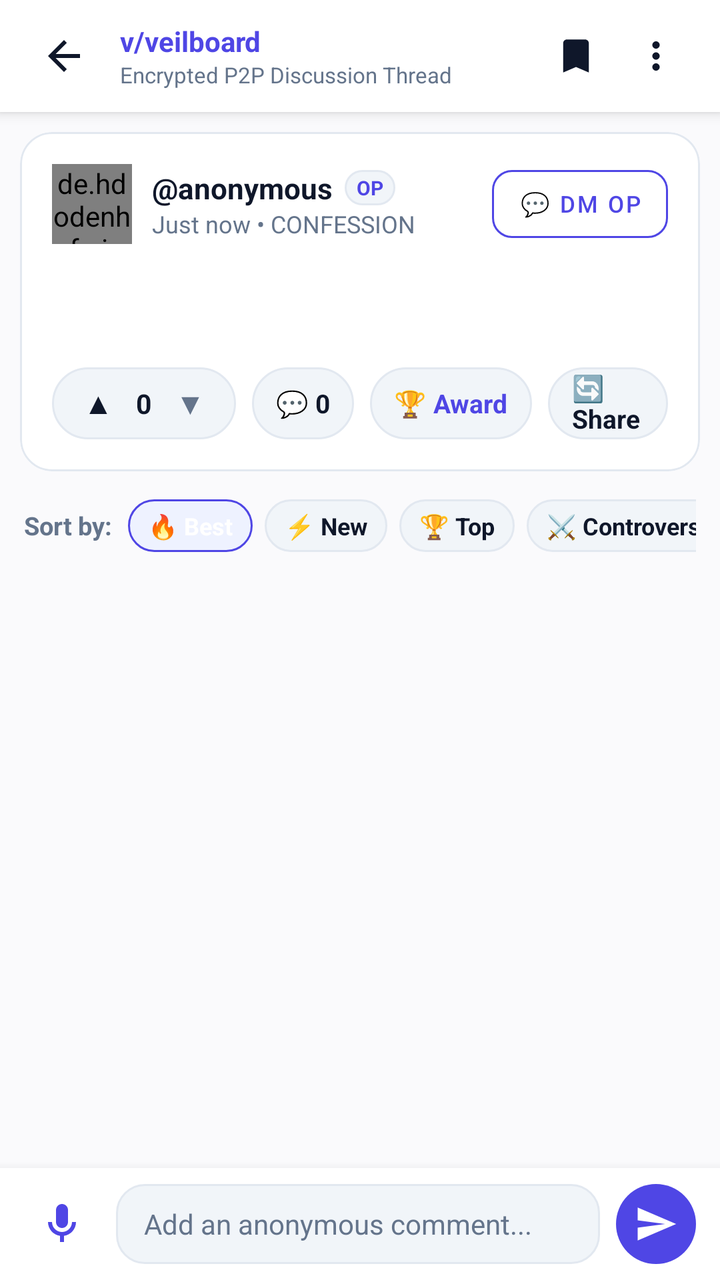
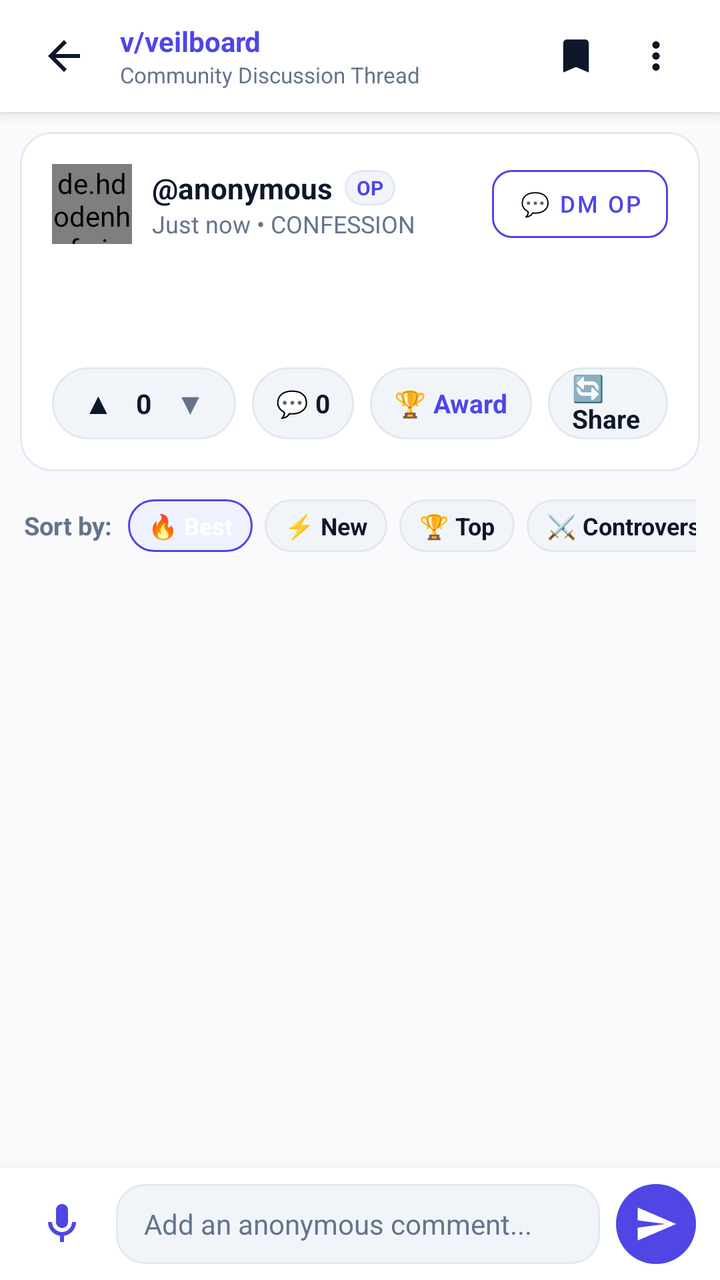

An Android layout rendered at two revisions. The XML below is the earlier revision; the diff shows what the commit changed to produce the second picture.
<!-- AndroidManifest.xml: application theme Theme.VEIL -->
<!-- res/layout/activity_post_detail.xml -->
<?xml version="1.0" encoding="utf-8"?>
<LinearLayout xmlns:android="http://schemas.android.com/apk/res/android"
    xmlns:app="http://schemas.android.com/apk/res-auto"
    android:id="@+id/rootPostDetail"
    android:layout_width="match_parent"
    android:layout_height="match_parent"
    android:background="@color/colorBackground"
    android:orientation="vertical">

    
    <LinearLayout
        android:layout_width="match_parent"
        android:layout_height="56dp"
        android:background="@color/colorSurface"
        android:elevation="4dp"
        android:gravity="center_vertical"
        android:orientation="horizontal"
        android:paddingHorizontal="12dp">

        <ImageView
            android:id="@+id/btnBackPostDetail"
            android:layout_width="40dp"
            android:layout_height="40dp"
            android:background="?attr/selectableItemBackgroundBorderless"
            android:contentDescription="Back"
            android:padding="8dp"
            android:src="@drawable/ic_arrow_back"
            app:tint="@color/colorTextPrimary" />

        <LinearLayout
            android:layout_width="0dp"
            android:layout_height="wrap_content"
            android:layout_marginStart="8dp"
            android:layout_weight="1"
            android:orientation="vertical">

            <TextView
                android:id="@+id/tvSubveilHeader"
                android:layout_width="wrap_content"
                android:layout_height="wrap_content"
                android:text="v/veilboard"
                android:textColor="@color/colorPrimary"
                android:textSize="14sp"
                android:textStyle="bold" />

            <TextView
                android:id="@+id/tvThreadSubHeader"
                android:layout_width="wrap_content"
                android:layout_height="wrap_content"
                android:text="Encrypted P2P Discussion Thread"
                android:textColor="@color/colorTextSecondary"
                android:textSize="11sp" />
        </LinearLayout>

        <ImageView
            android:id="@+id/btnBookmarkPost"
            android:layout_width="40dp"
            android:layout_height="40dp"
            android:background="?attr/selectableItemBackgroundBorderless"
            android:contentDescription="Bookmark"
            android:padding="9dp"
            android:src="@drawable/ic_saved"
            app:tint="@color/colorTextPrimary" />

        <ImageView
            android:id="@+id/btnMorePostDetail"
            android:layout_width="40dp"
            android:layout_height="40dp"
            android:background="?attr/selectableItemBackgroundBorderless"
            android:contentDescription="More"
            android:padding="9dp"
            android:src="@drawable/ic_more_vert"
            app:tint="@color/colorTextPrimary" />
    </LinearLayout>

    
    <androidx.core.widget.NestedScrollView
        android:id="@+id/scrollPostDetail"
        android:layout_width="match_parent"
        android:layout_height="0dp"
        android:layout_weight="1"
        android:fillViewport="true">

        <LinearLayout
            android:layout_width="match_parent"
            android:layout_height="wrap_content"
            android:orientation="vertical"
            android:paddingBottom="24dp">

            
            <com.google.android.material.card.MaterialCardView
                android:id="@+id/cardPostHero"
                android:layout_width="match_parent"
                android:layout_height="wrap_content"
                android:layout_marginHorizontal="10dp"
                android:layout_marginTop="10dp"
                app:cardBackgroundColor="@color/colorSurface"
                app:cardCornerRadius="16dp"
                app:cardElevation="0dp"
                app:strokeColor="@color/colorOutline"
                app:strokeWidth="1dp">

                <LinearLayout
                    android:layout_width="match_parent"
                    android:layout_height="wrap_content"
                    android:orientation="vertical"
                    android:padding="16dp">

                    
                    <LinearLayout
                        android:id="@+id/layoutAuthorHeader"
                        android:layout_width="match_parent"
                        android:layout_height="wrap_content"
                        android:gravity="center_vertical"
                        android:orientation="horizontal">

                        <de.hdodenhof.circleimageview.CircleImageView
                            android:id="@+id/ivPostDetailAvatar"
                            android:layout_width="40dp"
                            android:layout_height="40dp"
                            android:src="@drawable/ic_profile_placeholder" />

                        <LinearLayout
                            android:layout_width="0dp"
                            android:layout_height="wrap_content"
                            android:layout_marginStart="10dp"
                            android:layout_weight="1"
                            android:orientation="vertical">

                            <LinearLayout
                                android:layout_width="wrap_content"
                                android:layout_height="wrap_content"
                                android:gravity="center_vertical"
                                android:orientation="horizontal">

                                <TextView
                                    android:id="@+id/tvPostDetailAuthor"
                                    android:layout_width="wrap_content"
                                    android:layout_height="wrap_content"
                                    android:text="@anonymous"
                                    android:textColor="@color/colorTextPrimary"
                                    android:textSize="14.5sp"
                                    android:textStyle="bold" />

                                <TextView
                                    android:id="@+id/tvOpBadge"
                                    android:layout_width="wrap_content"
                                    android:layout_height="wrap_content"
                                    android:layout_marginStart="6dp"
                                    android:background="@drawable/bg_filter_chip"
                                    android:paddingHorizontal="6dp"
                                    android:paddingVertical="2dp"
                                    android:text="OP"
                                    android:textColor="@color/colorPrimary"
                                    android:textSize="10sp"
                                    android:textStyle="bold" />
                            </LinearLayout>

                            <TextView
                                android:id="@+id/tvPostDetailMeta"
                                android:layout_width="wrap_content"
                                android:layout_height="wrap_content"
                                android:text="Just now • CONFESSION"
                                android:textColor="@color/colorTextSecondary"
                                android:textSize="12sp" />
                        </LinearLayout>

                        <com.google.android.material.button.MaterialButton
                            android:id="@+id/btnDmAuthor"
                            style="@style/Widget.MaterialComponents.Button.OutlinedButton"
                            android:layout_width="wrap_content"
                            android:layout_height="34dp"
                            android:insetTop="0dp"
                            android:insetBottom="0dp"
                            android:paddingHorizontal="10dp"
                            android:text="💬 DM OP"
                            android:textAllCaps="false"
                            android:textColor="@color/colorPrimary"
                            android:textSize="11.5sp"
                            app:cornerRadius="10dp"
                            app:strokeColor="@color/colorPrimary" />
                    </LinearLayout>

                    
                    <TextView
                        android:id="@+id/tvPostDetailContent"
                        android:layout_width="match_parent"
                        android:layout_height="wrap_content"
                        android:layout_marginTop="14dp"
                        android:lineSpacingExtra="4dp"
                        android:textColor="@color/colorTextPrimary"
                        android:textSize="16sp" />

                    
                    <LinearLayout
                        android:id="@+id/layoutPostDetailAttachments"
                        android:layout_width="match_parent"
                        android:layout_height="wrap_content"
                        android:layout_marginTop="12dp"
                        android:orientation="vertical" />

                    
                    <LinearLayout
                        android:id="@+id/layoutAwardsStrip"
                        android:layout_width="match_parent"
                        android:layout_height="wrap_content"
                        android:layout_marginTop="8dp"
                        android:gravity="center_vertical"
                        android:orientation="horizontal"
                        android:visibility="gone" />

                    
                    <LinearLayout
                        android:layout_width="match_parent"
                        android:layout_height="wrap_content"
                        android:layout_marginTop="14dp"
                        android:gravity="center_vertical"
                        android:orientation="horizontal">

                        
                        <LinearLayout
                            android:layout_width="wrap_content"
                            android:layout_height="36dp"
                            android:background="@drawable/bg_filter_chip"
                            android:gravity="center_vertical"
                            android:orientation="horizontal"
                            android:paddingHorizontal="10dp">

                            <TextView
                                android:id="@+id/btnUpvotePost"
                                android:layout_width="wrap_content"
                                android:layout_height="match_parent"
                                android:gravity="center"
                                android:paddingHorizontal="6dp"
                                android:text="▲"
                                android:textColor="@color/colorTextPrimary"
                                android:textSize="14sp"
                                android:textStyle="bold" />

                            <TextView
                                android:id="@+id/tvVoteScore"
                                android:layout_width="wrap_content"
                                android:layout_height="wrap_content"
                                android:paddingHorizontal="6dp"
                                android:text="0"
                                android:textColor="@color/colorTextPrimary"
                                android:textSize="13.5sp"
                                android:textStyle="bold" />

                            <TextView
                                android:id="@+id/btnDownvotePost"
                                android:layout_width="wrap_content"
                                android:layout_height="match_parent"
                                android:gravity="center"
                                android:paddingHorizontal="6dp"
                                android:text="▼"
                                android:textColor="@color/colorTextSecondary"
                                android:textSize="14sp"
                                android:textStyle="bold" />
                        </LinearLayout>

                        
                        <LinearLayout
                            android:id="@+id/pillCommentsCount"
                            android:layout_width="wrap_content"
                            android:layout_height="36dp"
                            android:layout_marginStart="8dp"
                            android:background="@drawable/bg_filter_chip"
                            android:gravity="center_vertical"
                            android:orientation="horizontal"
                            android:paddingHorizontal="12dp">

                            <TextView
                                android:id="@+id/tvCommentsPillText"
                                android:layout_width="wrap_content"
                                android:layout_height="wrap_content"
                                android:text="💬 0"
                                android:textColor="@color/colorTextPrimary"
                                android:textSize="13sp"
                                android:textStyle="bold" />
                        </LinearLayout>

                        
                        <LinearLayout
                            android:id="@+id/btnAwardPost"
                            android:layout_width="wrap_content"
                            android:layout_height="36dp"
                            android:layout_marginStart="8dp"
                            android:background="@drawable/bg_filter_chip"
                            android:gravity="center_vertical"
                            android:orientation="horizontal"
                            android:paddingHorizontal="12dp">

                            <TextView
                                android:layout_width="wrap_content"
                                android:layout_height="wrap_content"
                                android:text="🏆 Award"
                                android:textColor="@color/colorPrimary"
                                android:textSize="13sp"
                                android:textStyle="bold" />
                        </LinearLayout>

                        
                        <LinearLayout
                            android:id="@+id/btnSharePostDetail"
                            android:layout_width="wrap_content"
                            android:layout_height="36dp"
                            android:layout_marginStart="8dp"
                            android:background="@drawable/bg_filter_chip"
                            android:gravity="center_vertical"
                            android:orientation="horizontal"
                            android:paddingHorizontal="12dp">

                            <TextView
                                android:layout_width="wrap_content"
                                android:layout_height="wrap_content"
                                android:text="🔄 Share"
                                android:textColor="@color/colorTextPrimary"
                                android:textSize="13sp"
                                android:textStyle="bold" />
                        </LinearLayout>
                    </LinearLayout>
                </LinearLayout>
            </com.google.android.material.card.MaterialCardView>

            
            <LinearLayout
                android:layout_width="match_parent"
                android:layout_height="wrap_content"
                android:layout_marginHorizontal="12dp"
                android:layout_marginTop="14dp"
                android:layout_marginBottom="6dp"
                android:gravity="center_vertical"
                android:orientation="horizontal">

                <TextView
                    android:layout_width="wrap_content"
                    android:layout_height="wrap_content"
                    android:text="Sort by:"
                    android:textColor="@color/colorTextSecondary"
                    android:textSize="12.5sp"
                    android:textStyle="bold" />

                <HorizontalScrollView
                    android:layout_width="0dp"
                    android:layout_height="wrap_content"
                    android:layout_marginStart="8dp"
                    android:layout_weight="1"
                    android:scrollbars="none">

                    <LinearLayout
                        android:id="@+id/layoutCommentSortChips"
                        android:layout_width="wrap_content"
                        android:layout_height="wrap_content"
                        android:orientation="horizontal">

                        <TextView
                            android:id="@+id/chipSortBest"
                            android:layout_width="wrap_content"
                            android:layout_height="wrap_content"
                            android:layout_marginEnd="6dp"
                            android:background="@drawable/bg_filter_chip_selected"
                            android:paddingHorizontal="10dp"
                            android:paddingVertical="5dp"
                            android:text="🔥 Best"
                            android:textColor="@android:color/white"
                            android:textSize="12sp"
                            android:textStyle="bold" />

                        <TextView
                            android:id="@+id/chipSortNew"
                            android:layout_width="wrap_content"
                            android:layout_height="wrap_content"
                            android:layout_marginEnd="6dp"
                            android:background="@drawable/bg_filter_chip"
                            android:paddingHorizontal="10dp"
                            android:paddingVertical="5dp"
                            android:text="⚡ New"
                            android:textColor="@color/colorTextPrimary"
                            android:textSize="12sp"
                            android:textStyle="bold" />

                        <TextView
                            android:id="@+id/chipSortTop"
                            android:layout_width="wrap_content"
                            android:layout_height="wrap_content"
                            android:layout_marginEnd="6dp"
                            android:background="@drawable/bg_filter_chip"
                            android:paddingHorizontal="10dp"
                            android:paddingVertical="5dp"
                            android:text="🏆 Top"
                            android:textColor="@color/colorTextPrimary"
                            android:textSize="12sp"
                            android:textStyle="bold" />

                        <TextView
                            android:id="@+id/chipSortControversial"
                            android:layout_width="wrap_content"
                            android:layout_height="wrap_content"
                            android:background="@drawable/bg_filter_chip"
                            android:paddingHorizontal="10dp"
                            android:paddingVertical="5dp"
                            android:text="⚔️ Controversial"
                            android:textColor="@color/colorTextPrimary"
                            android:textSize="12sp"
                            android:textStyle="bold" />
                    </LinearLayout>
                </HorizontalScrollView>
            </LinearLayout>

            
            <LinearLayout
                android:id="@+id/layoutThreadedCommentsContainer"
                android:layout_width="match_parent"
                android:layout_height="wrap_content"
                android:layout_marginHorizontal="10dp"
                android:orientation="vertical" />

            <TextView
                android:id="@+id/tvEmptyThreadState"
                android:layout_width="match_parent"
                android:layout_height="wrap_content"
                android:gravity="center"
                android:padding="32dp"
                android:text="No comments yet. Start the anonymous discussion below!"
                android:textColor="@color/colorTextSecondary"
                android:textSize="14sp"
                android:visibility="gone" />
        </LinearLayout>
    </androidx.core.widget.NestedScrollView>

    
    <LinearLayout
        android:id="@+id/layoutReplyingBanner"
        android:layout_width="match_parent"
        android:layout_height="wrap_content"
        android:background="@color/colorSurfaceVariant"
        android:gravity="center_vertical"
        android:orientation="horizontal"
        android:paddingHorizontal="14dp"
        android:paddingVertical="6dp"
        android:visibility="gone">

        <TextView
            android:id="@+id/tvReplyingToLabel"
            android:layout_width="0dp"
            android:layout_height="wrap_content"
            android:layout_weight="1"
            android:text="Replying to @anonymous"
            android:textColor="@color/colorPrimary"
            android:textSize="12sp"
            android:textStyle="bold" />

        <TextView
            android:id="@+id/btnCancelReplyTarget"
            android:layout_width="wrap_content"
            android:layout_height="wrap_content"
            android:padding="4dp"
            android:text="✕ Cancel"
            android:textColor="@color/colorTextSecondary"
            android:textSize="12sp"
            android:textStyle="bold" />
    </LinearLayout>

    
    <LinearLayout
        android:layout_width="match_parent"
        android:layout_height="wrap_content"
        android:background="@color/colorSurface"
        android:elevation="8dp"
        android:gravity="center_vertical"
        android:orientation="horizontal"
        android:paddingHorizontal="12dp"
        android:paddingVertical="8dp">

        <ImageView
            android:id="@+id/btnVoiceComment"
            android:layout_width="38dp"
            android:layout_height="38dp"
            android:background="?attr/selectableItemBackgroundBorderless"
            android:contentDescription="Voice Reply"
            android:padding="7dp"
            android:src="@drawable/ic_mic"
            app:tint="@color/colorPrimary" />

        <EditText
            android:id="@+id/etThreadCommentInput"
            android:layout_width="0dp"
            android:layout_height="wrap_content"
            android:layout_marginHorizontal="8dp"
            android:layout_weight="1"
            android:background="@drawable/bg_search_input"
            android:hint="Add an anonymous comment..."
            android:inputType="textCapSentences|textMultiLine"
            android:maxLines="4"
            android:minHeight="40dp"
            android:paddingHorizontal="14dp"
            android:paddingVertical="8dp"
            android:textColor="@color/colorTextPrimary"
            android:textColorHint="@color/colorTextSecondary"
            android:textSize="14sp" />

        <ImageView
            android:id="@+id/btnSendThreadComment"
            android:layout_width="40dp"
            android:layout_height="40dp"
            android:background="@drawable/bg_circle_icon"
            android:backgroundTint="@color/colorPrimary"
            android:contentDescription="Send Comment"
            android:padding="9dp"
            android:src="@drawable/ic_send"
            app:tint="@android:color/white" />
    </LinearLayout>
</LinearLayout>
<!-- resources referenced by this layout -->
<resources>
  <color name="colorBackground">#FAFAFC</color>
  <color name="colorOutline">#E2E8F0</color>
  <color name="colorPrimary">#4F46E5</color>
  <color name="colorSurface">#FFFFFF</color>
  <color name="colorSurfaceVariant">#F1F5F9</color>
  <color name="colorTextPrimary">#0F172A</color>
  <color name="colorTextSecondary">#64748B</color>
  <!-- drawable bg_circle_icon (drawable) -->
  <?xml version="1.0" encoding="utf-8"?>
  <shape xmlns:android="http://schemas.android.com/apk/res/android" android:shape="oval">
      <solid android:color="#FFFFFF"/>
  </shape>
  <!-- drawable bg_filter_chip (drawable) -->
  <?xml version="1.0" encoding="utf-8"?>
  <shape xmlns:android="http://schemas.android.com/apk/res/android"
      android:shape="rectangle">
      <corners android:radius="18dp" />
      <solid android:color="@color/colorSurfaceVariant" />
      <stroke
          android:width="1dp"
          android:color="@color/colorOutline" />
  </shape>
  <!-- drawable bg_filter_chip_selected (drawable) -->
  <?xml version="1.0" encoding="utf-8"?>
  <shape xmlns:android="http://schemas.android.com/apk/res/android"
      android:shape="rectangle">
      <corners android:radius="18dp" />
      <solid android:color="@color/colorPrimaryContainer" />
      <stroke
          android:width="1dp"
          android:color="@color/colorPrimary" />
  </shape>
  <!-- drawable bg_search_input (drawable) -->
  <?xml version="1.0" encoding="utf-8"?>
  <shape xmlns:android="http://schemas.android.com/apk/res/android"
      android:shape="rectangle">
      <corners android:radius="14dp" />
      <solid android:color="@color/colorSurfaceVariant" />
      <stroke
          android:width="1dp"
          android:color="@color/colorOutline" />
  </shape>
  <!-- drawable ic_arrow_back (drawable) -->
  <vector xmlns:android="http://schemas.android.com/apk/res/android"
      android:width="24dp"
      android:height="24dp"
      android:viewportWidth="24"
      android:viewportHeight="24">
      <path
          android:fillColor="@color/text_primary"
          android:pathData="M20,11H7.83l5.59,-5.59L12,4l-8,8 8,8 1.41,-1.41L7.83,13H20v-2z"/>
  </vector>
  <!-- drawable ic_saved (drawable) -->
  <vector xmlns:android="http://schemas.android.com/apk/res/android"
      android:width="24dp"
      android:height="24dp"
      android:viewportWidth="24"
      android:viewportHeight="24">
      <path
          android:fillColor="@color/text_primary"
          android:pathData="M17,3H7c-1.1,0 -1.99,0.9 -1.99,2L5,21l7,-3 7,3V5c0,-1.1 -0.9,-2 -2,-2z"/>
  </vector>
  <!-- drawable ic_send (drawable) -->
  <vector xmlns:android="http://schemas.android.com/apk/res/android"
      android:width="24dp"
      android:height="24dp"
      android:viewportWidth="24"
      android:viewportHeight="24">
    <path
        android:fillColor="#FF000000"
        android:pathData="M2.01,21L23,12 2.01,3 2,10l15,2 -15,2z"/>
  </vector>
  <style name="Theme.VEIL" parent="Base.Theme.VEIL" />
  <color name="colorPrimaryContainer">#EEF2FF</color>
  <color name="text_primary">#0F172A</color>
  <color name="colorOnPrimary">#FFFFFF</color>
  <color name="colorOnPrimaryContainer">#3730A3</color>
  <style name="ModernBottomSheetDialogTheme" parent="Theme.Material3.DayNight.BottomSheetDialog">
          <item name="bottomSheetStyle">@style/ModernBottomSheetStyle</item>
          <item name="android:windowIsFloating">false</item>
          <item name="android:statusBarColor">@android:color/transparent</item>
          <item name="android:navigationBarColor">@android:color/transparent</item>
      </style>
  <style name="ModernBottomSheetStyle" parent="Widget.Material3.BottomSheet">
          <item name="android:background">@android:color/transparent</item>
      </style>
  <!-- unchanged entries left out for length: 4 -->
</resources>

<!-- the commit's change to res/layout/activity_post_detail.xml (unified diff, before → after) -->
@@ -47,7 +47,7 @@
                 android:id="@+id/tvThreadSubHeader"
                 android:layout_width="wrap_content"
                 android:layout_height="wrap_content"
-                android:text="Encrypted P2P Discussion Thread"
+                android:text="Community Discussion Thread"
                 android:textColor="@color/colorTextSecondary"
                 android:textSize="11sp" />
         </LinearLayout>
